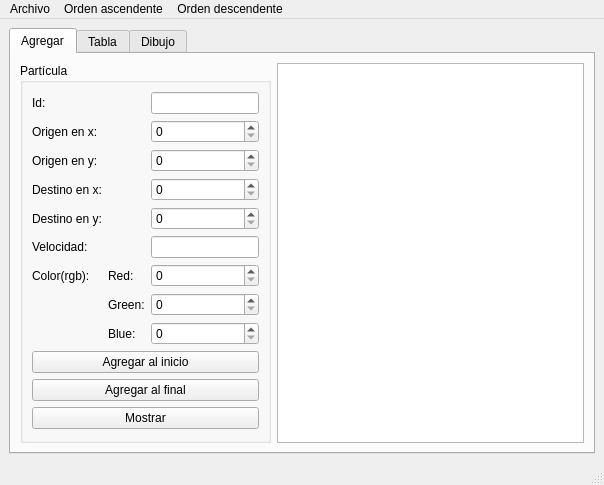
Above: particula.ui from ian16munoz3nunez1/particula_mainwindow before the change. Below: the same form after it.
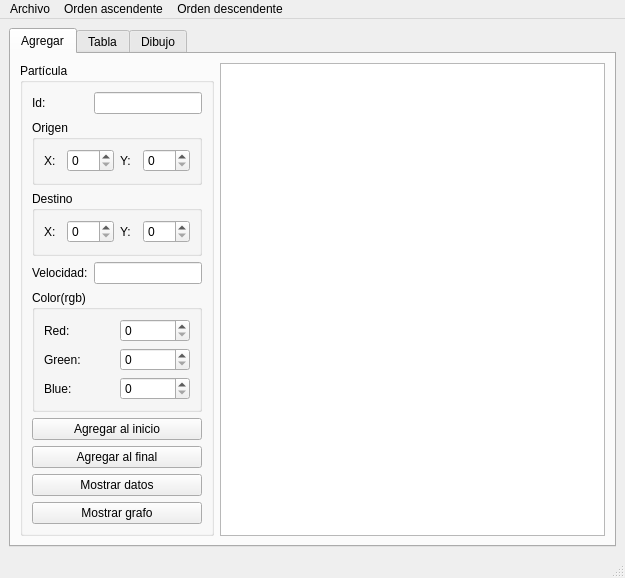
That is the form after the change. The open tabs and pages were chosen to show the change.

Commit message: Interfaz de usuario con la actualizacion para mostrar los origenes y destinos como un grafo

```diff
--- a/particula.ui
+++ b/particula.ui
@@ -6,8 +6,8 @@
    <rect>
     <x>0</x>
     <y>0</y>
-    <width>604</width>
-    <height>473</height>
+    <width>625</width>
+    <height>528</height>
    </rect>
   </property>
   <property name="windowTitle">
@@ -24,157 +24,184 @@
        <attribute name="title">
         <string>Agregar</string>
        </attribute>
-       <layout class="QGridLayout" name="gridLayout_3">
+       <layout class="QGridLayout" name="gridLayout_8">
         <item row="0" column="0">
          <widget class="QGroupBox" name="groupBox">
           <property name="title">
            <string>Partícula</string>
           </property>
           <layout class="QGridLayout" name="gridLayout_2">
-           <item row="6" column="2" colspan="2">
-            <widget class="QSpinBox" name="red_spinBox">
-             <property name="maximum">
-              <number>255</number>
-             </property>
-            </widget>
-           </item>
-           <item row="2" column="0">
-            <widget class="QLabel" name="label_3">
+           <item row="0" column="0">
+            <widget class="QLabel" name="label">
              <property name="text">
-              <string>Origen en y:</string>
+              <string>Id:</string>
              </property>
             </widget>
            </item>
-           <item row="11" column="0" colspan="4">
-            <widget class="QPushButton" name="agregar_final_pushButton">
+           <item row="0" column="1" colspan="2">
+            <widget class="QLineEdit" name="id_lineEdit"/>
+           </item>
+           <item row="9" column="0" colspan="3">
+            <widget class="QPushButton" name="mostrar_grafo_pushButton">
              <property name="text">
-              <string>Agregar al final</string>
+              <string>Mostrar grafo</string>
              </property>
             </widget>
            </item>
-           <item row="5" column="0">
+           <item row="3" column="0">
             <widget class="QLabel" name="label_6">
              <property name="text">
               <string>Velocidad:</string>
              </property>
             </widget>
            </item>
-           <item row="6" column="1">
-            <widget class="QLabel" name="label_8">
-             <property name="text">
-              <string>Red:</string>
+           <item row="2" column="0" colspan="3">
+            <widget class="QGroupBox" name="groupBox_3">
+             <property name="title">
+              <string>Destino</string>
              </property>
+             <layout class="QGridLayout" name="gridLayout_6">
+              <item row="0" column="0">
+               <widget class="QLabel" name="label_4">
+                <property name="text">
+                 <string>X:</string>
+                </property>
+               </widget>
+              </item>
+              <item row="0" column="1">
+               <widget class="QSpinBox" name="destino_x_spinBox">
+                <property name="maximum">
+                 <number>500</number>
+                </property>
+               </widget>
+              </item>
+              <item row="0" column="2">
+               <widget class="QLabel" name="label_5">
+                <property name="text">
+                 <string>Y:</string>
+                </property>
+               </widget>
+              </item>
+              <item row="0" column="3">
+               <widget class="QSpinBox" name="destino_y_spinBox">
+                <property name="maximum">
+                 <number>500</number>
+                </property>
+               </widget>
+              </item>
+             </layout>
             </widget>
            </item>
-           <item row="4" column="0">
-            <widget class="QLabel" name="label_5">
-             <property name="text">
-              <string>Destino en y:</string>
-             </property>
-            </widget>
-           </item>
-           <item row="10" column="0" colspan="4">
+           <item row="6" column="0" colspan="3">
             <widget class="QPushButton" name="agregar_inicio_pushButton">
              <property name="text">
               <string>Agregar al inicio</string>
              </property>
             </widget>
            </item>
-           <item row="1" column="2" colspan="2">
-            <widget class="QSpinBox" name="origen_x_spinBox">
-             <property name="maximum">
-              <number>500</number>
-             </property>
-            </widget>
-           </item>
-           <item row="8" column="2" colspan="2">
-            <widget class="QSpinBox" name="green_spinBox">
-             <property name="maximum">
-              <number>255</number>
-             </property>
-            </widget>
-           </item>
-           <item row="2" column="2" colspan="2">
-            <widget class="QSpinBox" name="origen_y_spinBox">
-             <property name="maximum">
-              <number>500</number>
-             </property>
-            </widget>
-           </item>
-           <item row="3" column="0">
-            <widget class="QLabel" name="label_4">
+           <item row="8" column="0" colspan="3">
+            <widget class="QPushButton" name="mostrar_datos_pushButton">
              <property name="text">
-              <string>Destino en x:</string>
+              <string>Mostrar datos</string>
              </property>
             </widget>
            </item>
-           <item row="9" column="1">
-            <widget class="QLabel" name="label_10">
-             <property name="text">
-              <string>Blue:</string>
-             </property>
-            </widget>
-           </item>
-           <item row="5" column="2" colspan="2">
+           <item row="3" column="1" colspan="2">
             <widget class="QLineEdit" name="velocidad_lineEdit"/>
            </item>
-           <item row="3" column="2" colspan="2">
-            <widget class="QSpinBox" name="destino_x_spinBox">
-             <property name="maximum">
-              <number>500</number>
-             </property>
-            </widget>
-           </item>
-           <item row="0" column="2" colspan="2">
-            <widget class="QLineEdit" name="id_lineEdit"/>
-           </item>
-           <item row="0" column="0">
-            <widget class="QLabel" name="label">
+           <item row="7" column="0" colspan="3">
+            <widget class="QPushButton" name="agregar_final_pushButton">
              <property name="text">
-              <string>Id:</string>
+              <string>Agregar al final</string>
              </property>
             </widget>
            </item>
-           <item row="6" column="0">
-            <widget class="QLabel" name="label_7">
-             <property name="text">
-              <string>Color(rgb):</string>
+           <item row="1" column="0" colspan="3">
+            <widget class="QGroupBox" name="groupBox_2">
+             <property name="title">
+              <string>Origen</string>
              </property>
+             <layout class="QGridLayout" name="gridLayout_3">
+              <item row="0" column="0">
+               <widget class="QLabel" name="label_2">
+                <property name="text">
+                 <string>X:</string>
+                </property>
+               </widget>
+              </item>
+              <item row="0" column="3">
+               <widget class="QSpinBox" name="origen_y_spinBox">
+                <property name="maximum">
+                 <number>500</number>
+                </property>
+               </widget>
+              </item>
+              <item row="0" column="2">
+               <widget class="QLabel" name="label_3">
+                <property name="text">
+                 <string>Y:</string>
+                </property>
+               </widget>
+              </item>
+              <item row="0" column="1">
+               <widget class="QSpinBox" name="origen_x_spinBox">
+                <property name="maximum">
+                 <number>500</number>
+                </property>
+               </widget>
+              </item>
+             </layout>
             </widget>
            </item>
-           <item row="12" column="0" colspan="4">
-            <widget class="QPushButton" name="mostrar_pushButton">
-             <property name="text">
-              <string>Mostrar</string>
+           <item row="4" column="0" colspan="3">
+            <widget class="QGroupBox" name="groupBox_4">
+             <property name="title">
+              <string>Color(rgb)</string>
              </property>
-            </widget>
-           </item>
-           <item row="8" column="1">
-            <widget class="QLabel" name="label_9">
-             <property name="text">
-              <string>Green:</string>
-             </property>
-            </widget>
-           </item>
-           <item row="4" column="2" colspan="2">
-            <widget class="QSpinBox" name="destino_y_spinBox">
-             <property name="maximum">
-              <number>500</number>
-             </property>
-            </widget>
-           </item>
-           <item row="1" column="0">
-            <widget class="QLabel" name="label_2">
-             <property name="text">
-              <string>Origen en x:</string>
-             </property>
-            </widget>
-           </item>
-           <item row="9" column="2" colspan="2">
-            <widget class="QSpinBox" name="blue_spinBox">
-             <property name="maximum">
-              <number>255</number>
-             </property>
+             <layout class="QGridLayout" name="gridLayout_7">
+              <item row="0" column="0">
+               <widget class="QLabel" name="label_8">
+                <property name="text">
+                 <string>Red:</string>
+                </property>
+               </widget>
+              </item>
+              <item row="0" column="1">
+               <widget class="QSpinBox" name="red_spinBox">
+                <property name="maximum">
+                 <number>255</number>
+                </property>
+               </widget>
+              </item>
+              <item row="1" column="0">
+               <widget class="QLabel" name="label_9">
+                <property name="text">
+                 <string>Green:</string>
+                </property>
+               </widget>
+              </item>
+              <item row="1" column="1">
+               <widget class="QSpinBox" name="green_spinBox">
+                <property name="maximum">
+                 <number>255</number>
+                </property>
+               </widget>
+              </item>
+              <item row="2" column="0">
+               <widget class="QLabel" name="label_10">
+                <property name="text">
+                 <string>Blue:</string>
+                </property>
+               </widget>
+              </item>
+              <item row="2" column="1">
+               <widget class="QSpinBox" name="blue_spinBox">
+                <property name="maximum">
+                 <number>255</number>
+                </property>
+               </widget>
+              </item>
+             </layout>
             </widget>
            </item>
           </layout>
@@ -249,7 +276,7 @@
     <rect>
      <x>0</x>
      <y>0</y>
-     <width>604</width>
+     <width>625</width>
      <height>21</height>
     </rect>
    </property>
```
Left out of the diff: 2 changed lines with no effect on the pictures.
